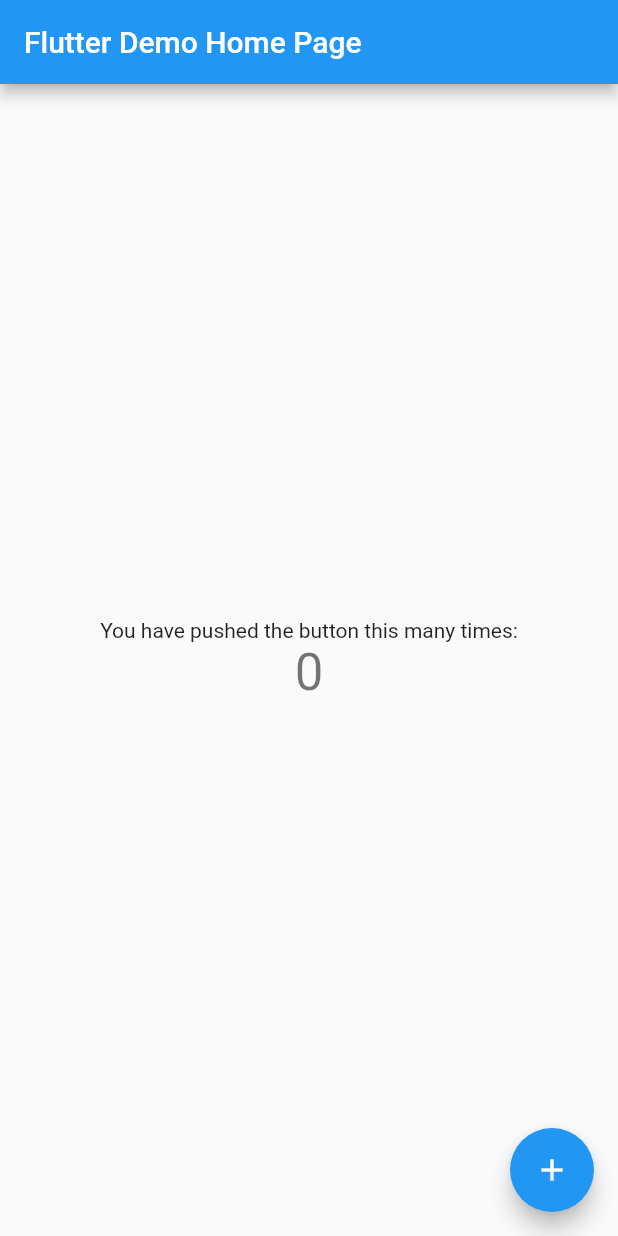
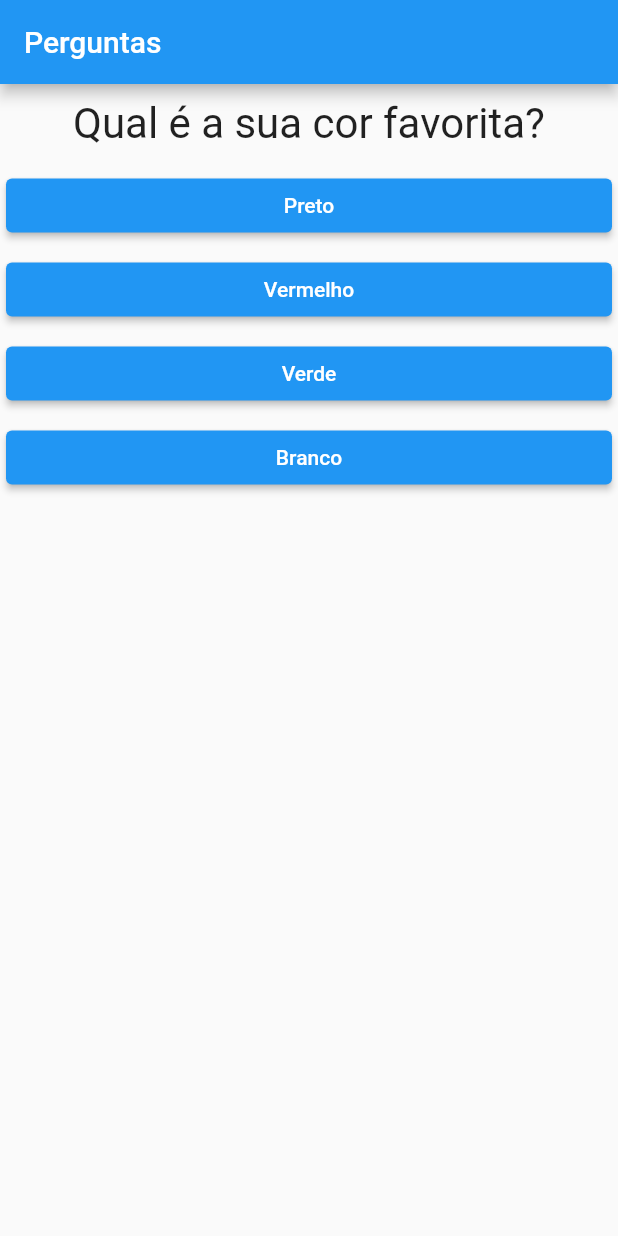
Before and after one commit to IgorAtilar/projeto_perguntas, a Flutter app: the screen it shows after launch, on a phone screen of 412 x 824 dp. Run offline on Flutter 3.47's test engine with Material 2 defaults, Android fonts, the phone set to English and light mode, and no system bars.

Commit message:
finish project

```diff
--- a/lib/main.dart
+++ b/lib/main.dart
@@ -1,66 +1,138 @@
 import 'package:flutter/material.dart';
+import './questionario.dart';
+import './resultado.dart';
 
-void main() {
-  runApp(const MyApp());
-}
+main() => runApp(const _PerguntaApp());
 
-class MyApp extends StatelessWidget {
-  const MyApp({super.key});
+class _PerguntaApp extends StatefulWidget {
+  const _PerguntaApp();
 
   @override
-  Widget build(BuildContext context) {
-    return MaterialApp(
-      title: 'Flutter Demo',
-      theme: ThemeData(
-        primarySwatch: Colors.blue,
-      ),
-      home: const MyHomePage(title: 'Flutter Demo Home Page'),
-    );
+  _PerguntaAppState createState() {
+    return _PerguntaAppState();
   }
 }
 
-class MyHomePage extends StatefulWidget {
-  const MyHomePage({super.key, required this.title});
+class _PerguntaAppState extends State<_PerguntaApp> {
+  var _perguntaSelecionada = 0;
+  int _pontuacaoTotal = 0;
 
-  final String title;
+  final List<Map<String, dynamic>> _perguntas = const [
+    {
+      'texto': 'Qual é a sua cor favorita?',
+      'respostas': [
+        {
+          'texto': 'Preto',
+          'pontuacao': 10,
+        },
+        {
+          'texto': 'Vermelho',
+          'pontuacao': 5,
+        },
+        {
+          'texto': 'Verde',
+          'pontuacao': 8,
+        },
+        {
+          'texto': 'Branco',
+          'pontuacao': 2,
+        },
+      ],
+    },
+    {
+      'texto': 'Qual é o seu animal favorito?',
+      'respostas': [
+        {
+          'texto': 'Coelho',
+          'pontuacao': 5,
+        },
+        {
+          'texto': 'Pato',
+          'pontuacao': 10,
+        },
+        {
+          'texto': 'Cobra',
+          'pontuacao': 2,
+        },
+        {
+          'texto': 'Leão',
+          'pontuacao': 6,
+        },
+      ],
+    },
+    {
+      'texto': 'Qual é o seu instrutor favorito?',
+      'respostas': [
+        {
+          'texto': 'Maria',
+          'pontuacao': 10,
+        },
+        {
+          'texto': 'João',
+          'pontuacao': 5,
+        },
+        {
+          'texto': 'Gabriel',
+          'pontuacao': 2,
+        },
+        {
+          'texto': 'Rafael',
+          'pontuacao': 7,
+        },
+      ],
+    },
+  ];
 
-  @override
-  State<MyHomePage> createState() => _MyHomePageState();
-}
+  void _responder(int pontuacao) {
+    if (temPerguntaSelecionada) {
+      setState(() {
+        _perguntaSelecionada++;
+        _pontuacaoTotal += pontuacao;
+      });
+    }
+  }
 
-class _MyHomePageState extends State<MyHomePage> {
-  int _counter = 0;
+  void _reiniciarQuestionario() {
+    setState(() {
+      _perguntaSelecionada = 0;
+      _pontuacaoTotal = 0;
+    });
+  }
 
-  void _incrementCounter() {
-    setState(() {
-      _counter++;
-    });
+  bool get temPerguntaSelecionada {
+    return _perguntaSelecionada < _perguntas.length;
   }
 
   @override
   Widget build(BuildContext context) {
-    return Scaffold(
-      appBar: AppBar(
-        title: Text(widget.title),
-      ),
-      body: Center(
-        child: Column(
-          mainAxisAlignment: MainAxisAlignment.center,
-          children: <Widget>[
-            const Text(
-              'You have pushed the button this many times:',
-            ),
-            Text(
-              '$_counter',
-              style: Theme.of(context).textTheme.headlineMedium,
-            ),
-          ],
+    final questao = temPerguntaSelecionada
+        ? _perguntas[_perguntaSelecionada]['texto'] as String
+        : '';
+
+    final List<Map<String, dynamic>> respostas = temPerguntaSelecionada
+        ? _perguntas[_perguntaSelecionada]['respostas']
+        : [];
+    final opcoes =
+        respostas.map<String>((resposta) => resposta['texto']).toList();
+
+    return MaterialApp(
+      home: Scaffold(
+        appBar: AppBar(
+          title: const Text('Perguntas'),
         ),
-      ),
-      floatingActionButton: FloatingActionButton(
-        onPressed: _incrementCounter,
-        tooltip: 'Increment',
-        child: const Icon(Icons.add),
+        body: temPerguntaSelecionada
+            ? Questionario(
+                questao: questao,
+                opcoes: opcoes,
+                aoSelecionarOpcao: (index) {
+                  int pontuacao = respostas[index]["pontuacao"] as int;
+                  _responder(pontuacao);
+                },
+              )
+            : Resultado(
+                pontuacao: _pontuacaoTotal,
+                quandoReiniciarQuestionario: _reiniciarQuestionario,
+              ),
       ),
     );
   }
--- /dev/null
+++ b/lib/questao.dart
@@ -0,0 +1,22 @@
+import 'package:flutter/material.dart';
+
+class Questao extends StatelessWidget {
+  const Questao({super.key, required this.texto});
+
+  final String texto;
+
+  @override
+  Widget build(BuildContext context) {
+    return Container(
+      width: double.infinity,
+      margin: const EdgeInsets.all(10),
+      child: Text(
+        texto,
+        style: const TextStyle(
+          fontSize: 28,
+        ),
+        textAlign: TextAlign.center,
+      ),
+    );
+  }
+}
--- /dev/null
+++ b/lib/questionario.dart
@@ -0,0 +1,35 @@
+import 'package:flutter/material.dart';
+import './questao.dart';
+import './resposta.dart';
+
+class Questionario extends StatelessWidget {
+  const Questionario({
+    super.key,
+    required this.questao,
+    required this.opcoes,
+    this.aoSelecionarOpcao,
+  });
+
+  final String questao;
+  final List<String> opcoes;
+  final void Function(int index)? aoSelecionarOpcao;
+
+  @override
+  Widget build(BuildContext context) {
+    return Column(
+      children: [
+        Questao(texto: questao),
+        ...opcoes.asMap().entries.map((entry) {
+          final texto = entry.value;
+          final index = entry.key;
+          return Resposta(
+            texto: texto,
+            onPressed: aoSelecionarOpcao != null
+                ? () => aoSelecionarOpcao!(index)
+                : null,
+          );
+        })
+      ],
+    );
+  }
+}
--- /dev/null
+++ b/lib/resposta.dart
@@ -0,0 +1,24 @@
+import 'package:flutter/material.dart';
+
+class Resposta extends StatelessWidget {
+  const Resposta({
+    super.key,
+    required this.texto,
+    this.onPressed,
+  });
+
+  final String texto;
+  final VoidCallback? onPressed;
+
+  @override
+  Widget build(BuildContext context) {
+    return Container(
+      width: double.infinity,
+      padding: const EdgeInsets.all(4),
+      child: ElevatedButton(
+        onPressed: onPressed,
+        child: Text(texto),
+      ),
+    );
+  }
+}
--- /dev/null
+++ b/lib/resultado.dart
@@ -0,0 +1,50 @@
+import 'package:flutter/material.dart';
+
+class Resultado extends StatelessWidget {
+  const Resultado({
+    super.key,
+    required this.pontuacao,
+    required this.quandoReiniciarQuestionario,
+  });
+
+  final int pontuacao;
+  final VoidCallback quandoReiniciarQuestionario;
+
+  String get fraseResultado {
+    if (pontuacao < 8) {
+      return 'Parabéns!';
+    } else if (pontuacao < 12) {
+      return 'Você é bom!';
+    } else if (pontuacao < 16) {
+      return 'Impressionante!';
+    }
+
+    return 'Nível Jedi!';
+  }
+
+  @override
+  Widget build(BuildContext context) {
+    return Column(
+      mainAxisAlignment: MainAxisAlignment.center,
+      children: [
+        Center(
+          child: Text(
+            fraseResultado,
+            style: const TextStyle(
+              fontSize: 28,
+            ),
+          ),
+        ),
+        TextButton(
+          onPressed: quandoReiniciarQuestionario,
+          child: const Text(
+            "Reiniciar?",
+            style: TextStyle(
+              fontSize: 18,
+            ),
+          ),
+        )
+      ],
+    );
+  }
+}
```
